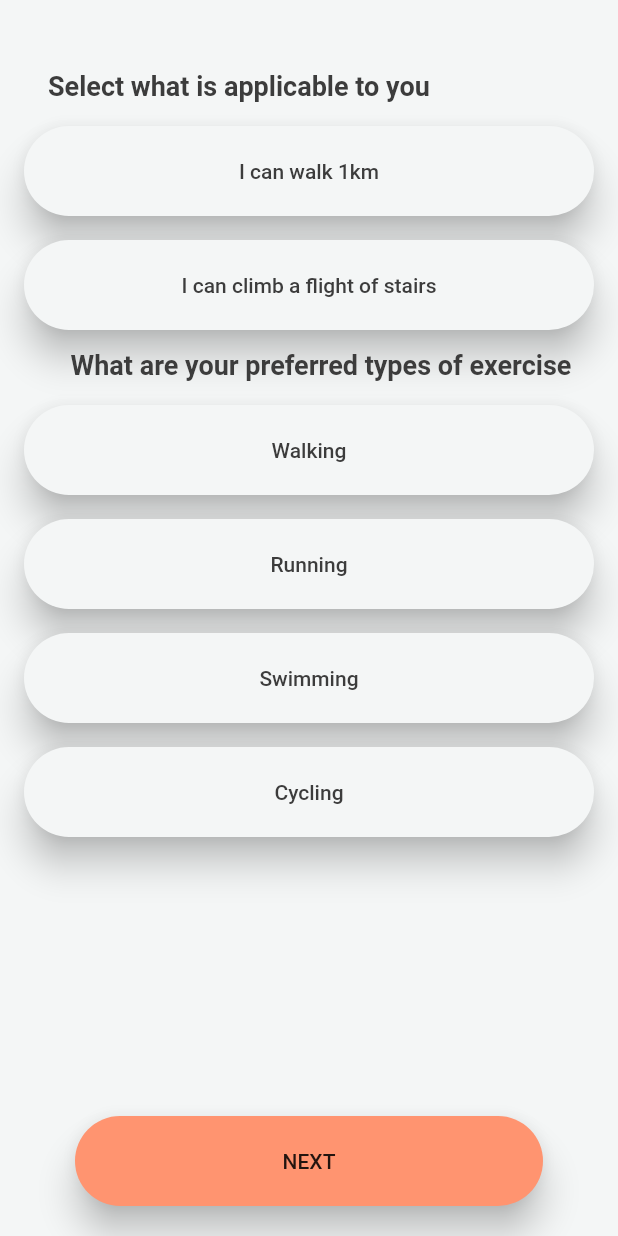
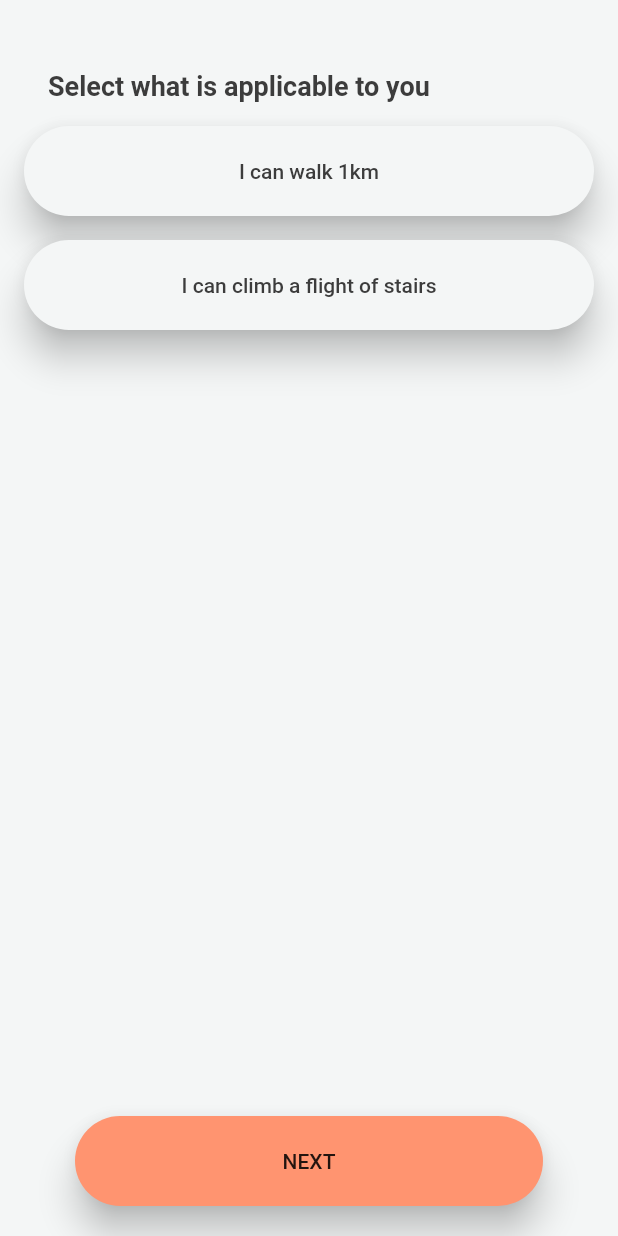
Before and after one commit to lemonfrance/fitness_mobile_app, a Flutter app: the Onboarding screen opened directly, on a phone screen of 412 x 824 dp. Run offline on Flutter 3.47's test engine with Material 2 defaults, Android fonts, the phone set to English and light mode, and no system bars; our stand-ins replace circular_countdown_timer, cloud_firestore, firebase_auth, firebase_core, flutter_spinkit, flutter_svg and 5 more; missing offline and left inert: dart:ffi, flutter_web_auth; accounts and stored records are empty; Roboto replaces fonts that are missing (Sohne-Buch).

Commit message:
- update initial plan to include reps - remove ability to select preferred exercise

```diff
--- a/lib/components/exercisePlanTile.dart
+++ b/lib/components/exercisePlanTile.dart
@@ -3,7 +3,7 @@ import 'package:flutter_svg/svg.dart';
 import 'package:wearable_intelligence/models/exercisePlan.dart';
 import 'package:wearable_intelligence/utils/styles.dart';
 
-Widget exercisePlan(String heartRate, String time) {
+Widget exercisePlan(String heartRate, int reps) {
   TextStyle textStyle = TextStyle(color: Colours.white, fontSize: 18, fontWeight: FontWeight.bold, height: 1);
   return heartRate == ""? Container(height: 0,):Container(
     padding: EdgeInsets.all(20),
@@ -39,7 +39,7 @@ Widget exercisePlan(String heartRate, String time) {
               'assets/images/time.svg',
             ),
             VerticalDivider(width: 20, color: Colors.transparent),
-            Text(time, style: textStyle),
+            Text(reps.toString()+" reps", style: textStyle),
           ],
         ),
       ],
--- a/lib/models/user.dart
+++ b/lib/models/user.dart
@@ -14,7 +14,6 @@ class Users {
   String? authToken;
   String? fitbitId;
   int? fitnessLevel;
-  List? preferredExercises;
 
   Users(
       {this.username,
@@ -30,6 +29,5 @@ class Users {
       this.totalHours,
       this.refreshToken,
       this.authToken,
-      this.fitbitId,
-      this.preferredExercises});
+      this.fitbitId});
 }
--- a/lib/pages/onboarding.dart
+++ b/lib/pages/onboarding.dart
@@ -8,10 +8,9 @@ import 'package:wearable_intelligence/wearableIntelligence.dart';
 import 'package:wearable_intelligence/utils/globals.dart';
 
 
-Future saveOnboard(int level, var exercises) async {
+Future saveOnboard(int level) async {
   FirebaseAuth mAuth = FirebaseAuth.instance;
   await DatabaseService(uid: mAuth.currentUser!.uid).setLevel(level);
-  await DatabaseService(uid: mAuth.currentUser!.uid).setPreferredExercises(exercises);
 }
 
 class Onboarding extends StatefulWidget {
@@ -109,34 +108,6 @@ class _OnboardingState extends State<Onboarding> {
         : boolButton(question, index, list);
   }
 
-  // This displays the types of exercises in level 1
-  Widget exerciseList() {
-    return Column(
-      children: [
-        Padding(
-          padding: EdgeInsets.only(left: 16, bottom: 16),
-          child: Text(
-            "What are your preferred types of exercise",
-            textAlign: TextAlign.start,
-            style: AppTheme.theme.textTheme.headline3!.copyWith(fontWeight: FontWeight.bold),
-          ),
-        ),
-        ListView.separated(
-          clipBehavior: Clip.none,
-          physics: NeverScrollableScrollPhysics(),
-          shrinkWrap: true,
-          itemCount: exerciseTypes.length,
-          itemBuilder: (context, index) {
-            return boolButton(exerciseTypes[index]["type"], index, exerciseTypes);
-          },
-          separatorBuilder: (BuildContext context, int index) => Divider(
-            color: Colors.transparent,
-          ),
-        ),
-      ],
-    );
-  }
-
   Widget levelOne() {
     return Column(
       mainAxisAlignment: MainAxisAlignment.spaceBetween,
@@ -150,8 +121,6 @@ class _OnboardingState extends State<Onboarding> {
             switch (levelOneQuestions[index]["type"]) {
               case "expandedPain":
                 return expandingButton(levelOneQuestions[index]["question"], index, levelOneQuestions, true);
-              case "exercise":
-                return exerciseList();
               default:
                 return Container();
             }
@@ -274,12 +243,7 @@ class _OnboardingState extends State<Onboarding> {
                     });
                     if (finished) {
                       var exercises = [];
-                      for(dynamic type in exerciseTypes){
-                        if(type["selected"]){
-                          exercises.add(type["type"]);
-                        }
-                      }
-                      saveOnboard(level, exercises);
+                      saveOnboard(level);
                       Navigator.pushReplacement(
                         context,
                         MaterialPageRoute(builder: (context) => WearableIntelligence('Wearable Intelligence')),
--- a/lib/utils/onboardingQuestions.dart
+++ b/lib/utils/onboardingQuestions.dart
@@ -3,13 +3,7 @@ const String pain = "Pain out of 10?";
 // Level 1
 const String walkBlock = "I can walk 1km";
 const String climbStairs = "I can climb a flight of stairs";
-const String preferredExercise = "What is your preferred form of exercise?";
-List exerciseTypes = [
-  {"type": "Walking", "selected": false},
-  {"type": "Running", "selected": false},
-  {"type": "Swimming", "selected": false},
-  {"type": "Cycling", "selected": false},
-];
+
 
 // Level 2
 const String runBlock = "I can run 1km";
@@ -22,7 +16,6 @@ const String bikeDistance = "I can bike beyond 1km";
 List levelOneQuestions = [
   {"question": walkBlock, "selected": false, "type": "expandedPain", "pain": 0.0},
   {"question": climbStairs, "selected": false, "type": "expandedPain", "pain": 0.0},
-  {"question": preferredExercise, "selected": false, "type": "exercise"},
 ];
 
 // List of level 2 questions
```
Also changed, not shown: lib/Services/database.dart (+5 -24 lines), lib/models/exercisePlan.dart (+4 -4 lines), lib/pages/homepage.dart (+0 -73 lines), lib/pages/tracker.dart (+5 -3 lines), lib/pages/weekPlan.dart (+1 -6 lines), lib/pages/welcome.dart (+17 -33 lines).
